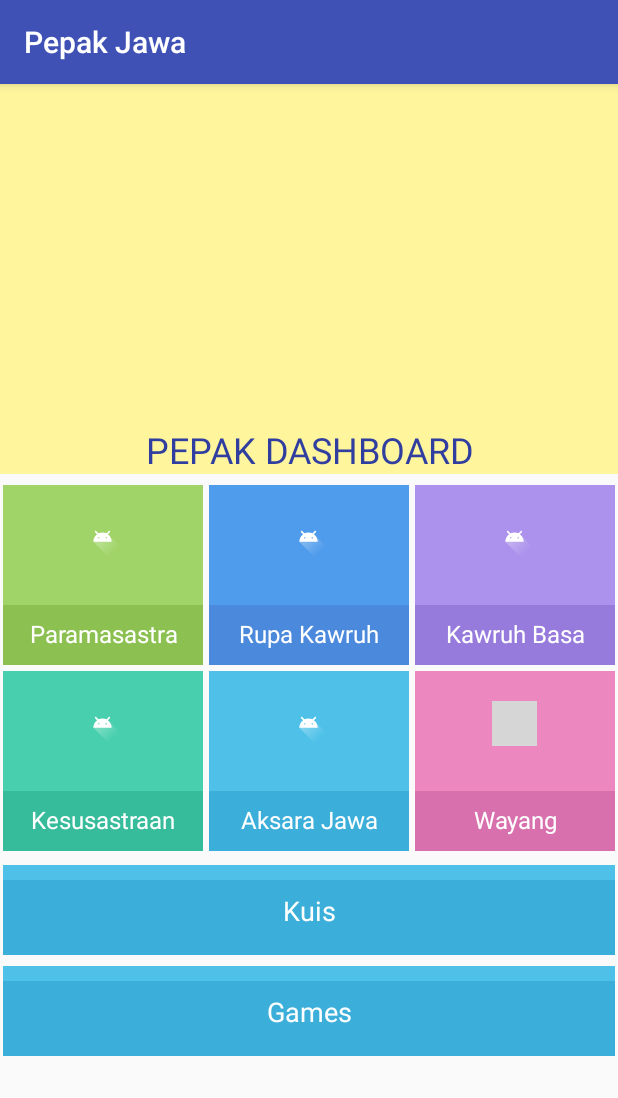
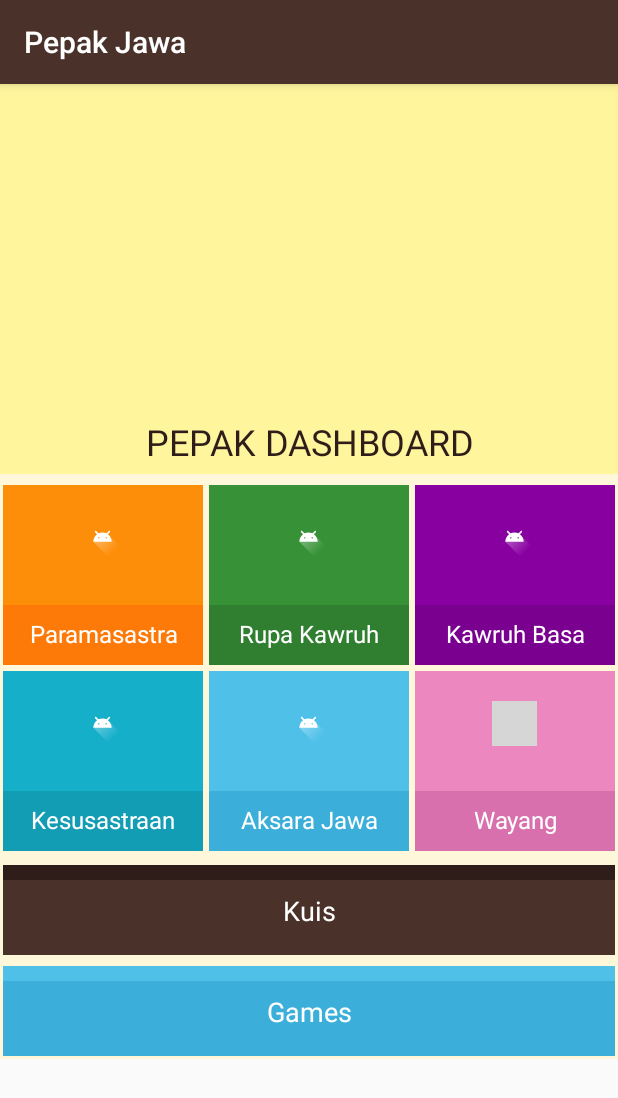
Before and after one commit to aldyrama/pepak-jawa, an Android app: the screen it shows after launch once a user with an empty profile is signed in (MainActivity), on a phone screen of 412 x 824 dp. Shown: the top 1098 px of the screen. Run offline under Robolectric (Android 15) with nearby library versions, the light colour scheme and no system bars; our stand-ins replace Firebase (no records; nobody signed in at launch, a user with empty details on screens opened directly); grey boxes are pictures that could not be loaded.

```diff
--- a/app/src/main/res/layout/activity_main.xml
+++ b/app/src/main/res/layout/activity_main.xml
@@ -14,6 +14,7 @@
         <LinearLayout
             android:layout_width="match_parent"
             android:layout_height="match_parent"
+            android:background="@color/tan_background"
             android:orientation="vertical">
 
             <TextView
@@ -21,6 +22,7 @@
                 android:layout_height="260dp"
                 android:background="#FFF59D"
                 android:gravity="bottom"
+                android:paddingBottom="5dp"
                 android:text="PEPAK DASHBOARD"
                 android:textAlignment="center"
                 android:textColor="@color/colorPrimaryDark"
@@ -50,7 +52,7 @@
                     android:layout_margin="2dp"
                     android:layout_weight="1"
                     android:clickable="true"
-                    android:background="@color/colorGrass"
+                    android:background="@color/category_pramasastra"
                     android:orientation="vertical">
 
 
@@ -70,7 +72,7 @@
                         android:layout_width="match_parent"
                         android:layout_height="match_parent"
                         android:layout_marginTop="30dp"
-                        android:background="@color/colorGrassDark"
+                        android:background="@color/category_pramasastra_dark"
                         android:padding="8dp"
                         android:text="Paramasastra"
                         android:textAlignment="center"
@@ -85,7 +87,7 @@
                     android:layout_height="120dp"
                     android:layout_margin="2dp"
                     android:layout_weight="1"
-                    android:background="@color/colorBlueJeans"
+                    android:background="@color/category_rupakawruh"
                     android:orientation="vertical">
 
                     <ImageView
@@ -102,7 +104,7 @@
                         android:layout_width="match_parent"
                         android:layout_height="match_parent"
                         android:layout_marginTop="30dp"
-                        android:background="@color/colorBlueJeansDark"
+                        android:background="@color/category_rupakawruhdark"
                         android:padding="8dp"
                         android:text="Rupa Kawruh"
                         android:textAlignment="center"
@@ -117,7 +119,7 @@
                     android:layout_height="120dp"
                     android:layout_margin="2dp"
                     android:layout_weight="1"
-                    android:background="@color/colorLavander"
+                    android:background="@color/category_kawruhbasa"
                     android:orientation="vertical">
 
                     <ImageView
@@ -134,7 +136,7 @@
                         android:layout_width="match_parent"
                         android:layout_height="match_parent"
                         android:layout_marginTop="30dp"
-                        android:background="@color/colorLavanderDark"
+                        android:background="@color/category_kawruhbasadark"
                         android:padding="8dp"
                         android:text="Kawruh Basa"
                         android:textAlignment="center"
@@ -159,7 +161,7 @@
                     android:layout_height="120dp"
                     android:layout_margin="2dp"
                     android:layout_weight="1"
-                    android:background="@color/colorMint"
+                    android:background="@color/category_kesusastraan"
                     android:orientation="vertical">
 
                     <ImageView
@@ -176,7 +178,7 @@
                         android:layout_width="match_parent"
                         android:layout_height="match_parent"
                         android:layout_marginTop="30dp"
-                        android:background="@color/colorMintDark"
+                        android:background="@color/category_kesusastraandark"
                         android:padding="8dp"
                         android:text="Kesusastraan"
                         android:textAlignment="center"
@@ -267,7 +269,7 @@
                     android:gravity="center_horizontal"
                     android:layout_margin="2dp"
                     android:layout_weight="3"
-                    android:background="@color/colorAqua"
+                    android:background="@color/colorPrimaryDark"
                     android:orientation="vertical">
 
                     <!--<ImageView-->
@@ -283,7 +285,7 @@
                         android:layout_width="match_parent"
                         android:layout_height="match_parent"
                         android:layout_marginTop="10dp"
-                        android:background="@color/colorAquaDark"
+                        android:background="@color/colorPrimary"
                         android:padding="8dp"
                         android:text="Kuis"
                         android:textAlignment="center"
--- a/app/src/main/res/values/colors.xml
+++ b/app/src/main/res/values/colors.xml
@@ -1,10 +1,26 @@
 <?xml version="1.0" encoding="utf-8"?>
 <resources>
-    <color name="colorPrimary">#3F51B5</color>
-    <color name="colorPrimaryDark">#303F9F</color>
+    <color name="colorPrimary">#4A312A</color>
+    <color name="colorPrimaryDark">#2F1D1A</color>
     <color name="colorAccent">#FF4081</color>
+    <color name="primary_color"></color>
+    <color name="primary_dark_color"></color>
 
     <color name="colorWhite">#FFFFFF</color>
+    <color name="tan_background">#FFF7DA</color>
+    <!-- Background color for the pramasastra category -->
+    <color name="category_pramasastra">#FD8E09</color>
+    <color name="category_pramasastra_dark">#fd7a09</color>
+    <!-- Background color for the rupakawruh category -->
+    <color name="category_rupakawruh">#379237</color>
+    <color name="category_rupakawruhdark">#307f30</color>
+    <!-- Background color for the kawruhbasa category -->
+    <color name="category_kawruhbasa">#8800A0</color>
+    <color name="category_kawruhbasadark">#7a0090</color>
+    <!-- Background color for the kesusastra category -->
+    <color name="category_kesusastraan">#16AFCA</color>
+    <color name="category_kesusastraandark">#139db5</color>
+
     <color name="colorGrapeFruit">#ED5565</color>
     <color name="colorGrapeFruitDark">#DA4453</color>
     <color name="colorBitterSweet">#FC6E51</color>
```
Also changed, not shown: app/src/main/java/org/d3ifcool/pepakjawa/PramasastralActivity.java (+44 -0 lines).
